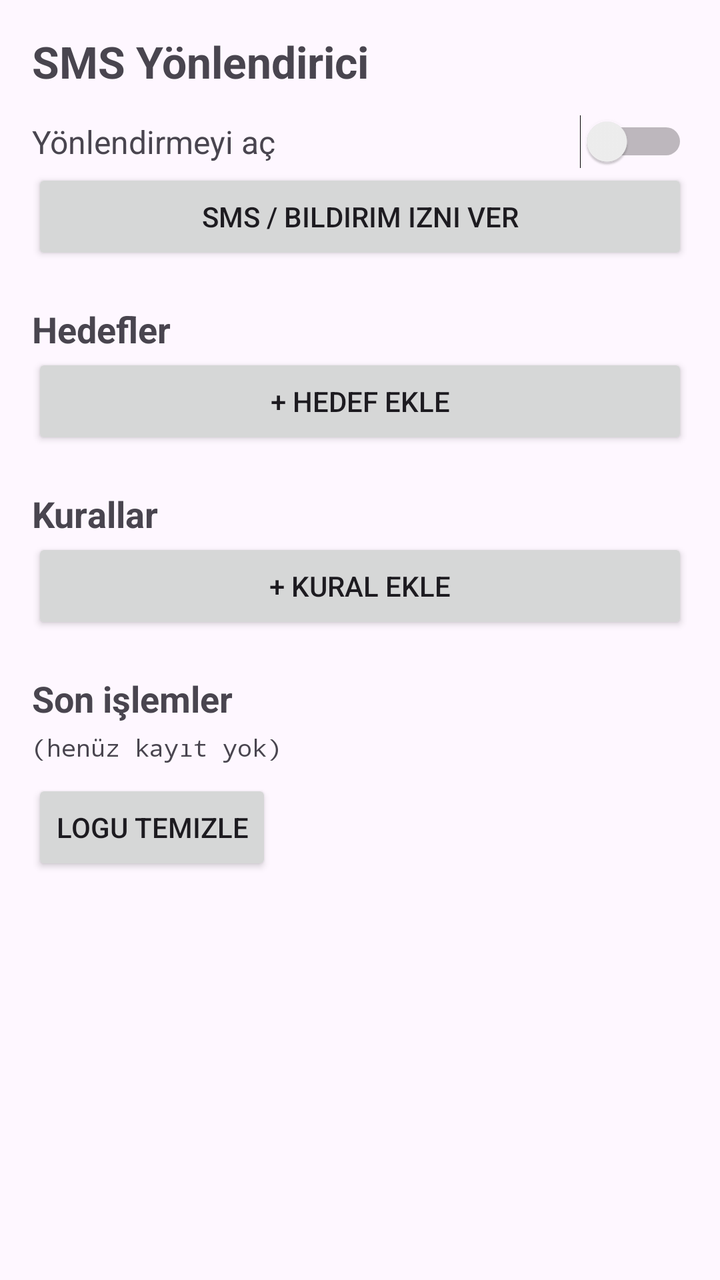
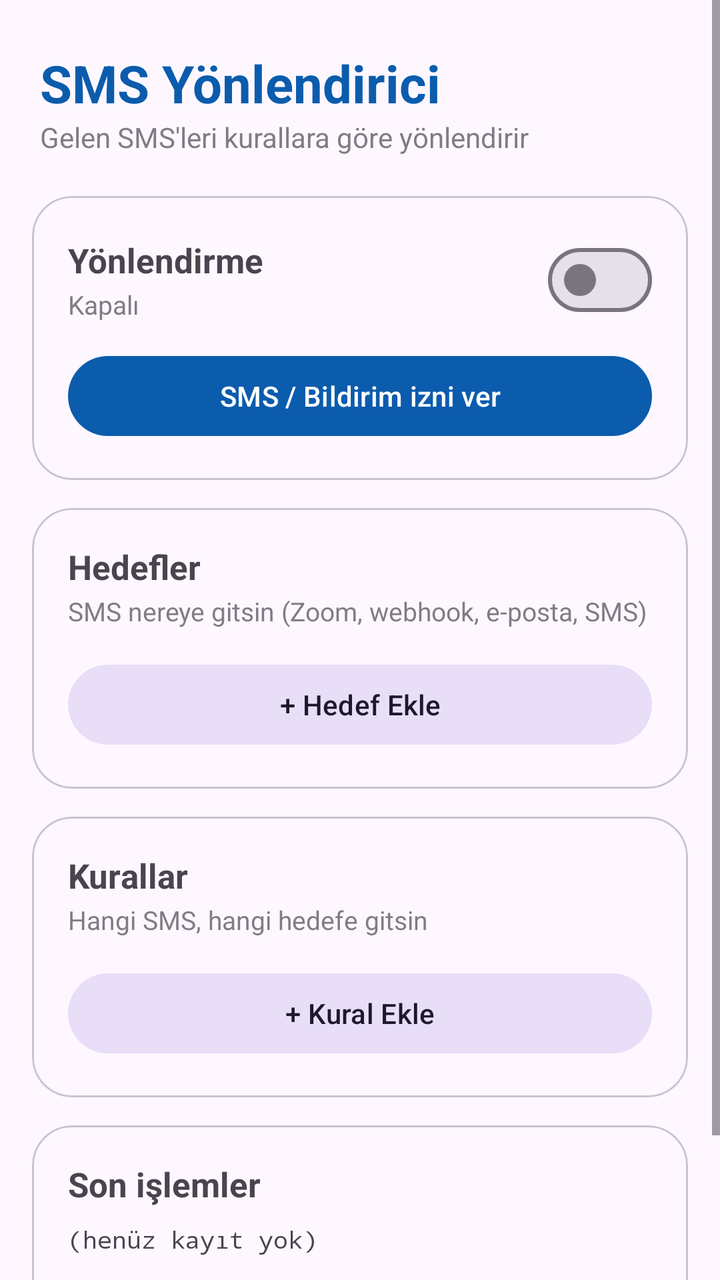

Two renders of the same Android screen: before a commit and after it. Below are the layout's source before the change and the commit's diff.
<!-- AndroidManifest.xml: application theme Theme.Material3.DayNight -->
<!-- res/layout/activity_main.xml -->
<?xml version="1.0" encoding="utf-8"?>
<ScrollView xmlns:android="http://schemas.android.com/apk/res/android"
    android:layout_width="match_parent"
    android:layout_height="match_parent">

    <LinearLayout
        android:layout_width="match_parent"
        android:layout_height="wrap_content"
        android:orientation="vertical"
        android:padding="16dp">

        <TextView
            android:layout_width="wrap_content"
            android:layout_height="wrap_content"
            android:text="@string/app_name"
            android:textSize="22sp"
            android:textStyle="bold"/>

        <LinearLayout
            android:layout_width="match_parent"
            android:layout_height="wrap_content"
            android:orientation="horizontal"
            android:gravity="center_vertical"
            android:layout_marginTop="12dp">

            <TextView
                android:layout_width="0dp"
                android:layout_height="wrap_content"
                android:layout_weight="1"
                android:text="Yönlendirmeyi aç"
                android:textSize="16sp"/>

            <Switch
                android:id="@+id/masterSwitch"
                android:layout_width="wrap_content"
                android:layout_height="wrap_content"/>
        </LinearLayout>

        <TextView
            android:id="@+id/permHint"
            android:layout_width="match_parent"
            android:layout_height="wrap_content"
            android:layout_marginTop="4dp"
            android:text="SMS izni verilmedi. Aşağıdaki düğmeden izin verin."
            android:textColor="#C62828"
            android:visibility="gone"/>

        <Button
            android:id="@+id/grantPerms"
            android:layout_width="match_parent"
            android:layout_height="wrap_content"
            android:text="SMS / Bildirim izni ver"/>

        <TextView
            android:layout_width="wrap_content"
            android:layout_height="wrap_content"
            android:layout_marginTop="20dp"
            android:text="Hedefler"
            android:textStyle="bold"
            android:textSize="18sp"/>

        <LinearLayout
            android:id="@+id/targetsBox"
            android:layout_width="match_parent"
            android:layout_height="wrap_content"
            android:orientation="vertical"/>

        <Button
            android:id="@+id/addTarget"
            android:layout_width="match_parent"
            android:layout_height="wrap_content"
            android:text="+ Hedef Ekle"/>

        <TextView
            android:layout_width="wrap_content"
            android:layout_height="wrap_content"
            android:layout_marginTop="20dp"
            android:text="Kurallar"
            android:textStyle="bold"
            android:textSize="18sp"/>

        <LinearLayout
            android:id="@+id/rulesBox"
            android:layout_width="match_parent"
            android:layout_height="wrap_content"
            android:orientation="vertical"/>

        <Button
            android:id="@+id/addRule"
            android:layout_width="match_parent"
            android:layout_height="wrap_content"
            android:text="+ Kural Ekle"/>

        <TextView
            android:layout_width="wrap_content"
            android:layout_height="wrap_content"
            android:layout_marginTop="20dp"
            android:text="Son işlemler"
            android:textStyle="bold"
            android:textSize="18sp"/>

        <TextView
            android:id="@+id/logView"
            android:layout_width="match_parent"
            android:layout_height="wrap_content"
            android:layout_marginTop="4dp"
            android:fontFamily="monospace"
            android:textSize="12sp"
            android:text="(henüz kayıt yok)"/>

        <Button
            android:id="@+id/clearLog"
            android:layout_width="wrap_content"
            android:layout_height="wrap_content"
            android:layout_marginTop="8dp"
            android:text="Logu Temizle"/>
    </LinearLayout>
</ScrollView>
<!-- resources referenced by this layout -->
<resources>
  <string name="app_name">SMS Yönlendirici</string>
</resources>

<!-- the commit's change to res/layout/activity_main.xml (unified diff, before → after) -->
@@ -1,7 +1,9 @@
 <?xml version="1.0" encoding="utf-8"?>
 <ScrollView xmlns:android="http://schemas.android.com/apk/res/android"
+    xmlns:app="http://schemas.android.com/apk/res-auto"
     android:layout_width="match_parent"
-    android:layout_height="match_parent">
+    android:layout_height="match_parent"
+    android:fillViewport="true">
 
     <LinearLayout
         android:layout_width="match_parent"
@@ -9,110 +11,233 @@
         android:orientation="vertical"
         android:padding="16dp">
 
+        
         <TextView
             android:layout_width="wrap_content"
             android:layout_height="wrap_content"
+            android:layout_marginStart="4dp"
+            android:layout_marginTop="8dp"
             android:text="@string/app_name"
-            android:textSize="22sp"
+            android:textColor="?attr/colorPrimary"
+            android:textSize="26sp"
             android:textStyle="bold"/>
-
-        <LinearLayout
-            android:layout_width="match_parent"
-            android:layout_height="wrap_content"
-            android:orientation="horizontal"
-            android:gravity="center_vertical"
-            android:layout_marginTop="12dp">
-
-            <TextView
-                android:layout_width="0dp"
-                android:layout_height="wrap_content"
-                android:layout_weight="1"
-                android:text="Yönlendirmeyi aç"
-                android:textSize="16sp"/>
-
-            <Switch
-                android:id="@+id/masterSwitch"
-                android:layout_width="wrap_content"
-                android:layout_height="wrap_content"/>
-        </LinearLayout>
-
-        <TextView
-            android:id="@+id/permHint"
-            android:layout_width="match_parent"
-            android:layout_height="wrap_content"
-            android:layout_marginTop="4dp"
-            android:text="SMS izni verilmedi. Aşağıdaki düğmeden izin verin."
-            android:textColor="#C62828"
-            android:visibility="gone"/>
-
-        <Button
-            android:id="@+id/grantPerms"
-            android:layout_width="match_parent"
-            android:layout_height="wrap_content"
-            android:text="SMS / Bildirim izni ver"/>
 
         <TextView
             android:layout_width="wrap_content"
             android:layout_height="wrap_content"
-            android:layout_marginTop="20dp"
-            android:text="Hedefler"
-            android:textStyle="bold"
-            android:textSize="18sp"/>
-
-        <LinearLayout
-            android:id="@+id/targetsBox"
-            android:layout_width="match_parent"
-            android:layout_height="wrap_content"
-            android:orientation="vertical"/>
-
-        <Button
-            android:id="@+id/addTarget"
-            android:layout_width="match_parent"
-            android:layout_height="wrap_content"
-            android:text="+ Hedef Ekle"/>
-
-        <TextView
-            android:layout_width="wrap_content"
-            android:layout_height="wrap_content"
-            android:layout_marginTop="20dp"
-            android:text="Kurallar"
-            android:textStyle="bold"
-            android:textSize="18sp"/>
-
-        <LinearLayout
-            android:id="@+id/rulesBox"
-            android:layout_width="match_parent"
-            android:layout_height="wrap_content"
-            android:orientation="vertical"/>
-
-        <Button
-            android:id="@+id/addRule"
-            android:layout_width="match_parent"
-            android:layout_height="wrap_content"
-            android:text="+ Kural Ekle"/>
-
-        <TextView
-            android:layout_width="wrap_content"
-            android:layout_height="wrap_content"
-            android:layout_marginTop="20dp"
-            android:text="Son işlemler"
-            android:textStyle="bold"
-            android:textSize="18sp"/>
-
-        <TextView
-            android:id="@+id/logView"
-            android:layout_width="match_parent"
-            android:layout_height="wrap_content"
-            android:layout_marginTop="4dp"
-            android:fontFamily="monospace"
-            android:textSize="12sp"
-            android:text="(henüz kayıt yok)"/>
-
-        <Button
-            android:id="@+id/clearLog"
-            android:layout_width="wrap_content"
-            android:layout_height="wrap_content"
-            android:layout_marginTop="8dp"
-            android:text="Logu Temizle"/>
+            android:layout_marginStart="4dp"
+            android:layout_marginBottom="4dp"
+            android:alpha="0.7"
+            android:text="Gelen SMS'leri kurallara göre yönlendirir"
+            android:textSize="14sp"/>
+
+        
+        <com.google.android.material.card.MaterialCardView
+            android:layout_width="match_parent"
+            android:layout_height="wrap_content"
+            android:layout_marginTop="16dp"
+            app:cardCornerRadius="20dp"
+            app:cardElevation="0dp"
+            app:strokeColor="?attr/colorOutlineVariant"
+            app:strokeWidth="1dp">
+
+            <LinearLayout
+                android:layout_width="match_parent"
+                android:layout_height="wrap_content"
+                android:orientation="vertical"
+                android:padding="18dp">
+
+                <LinearLayout
+                    android:layout_width="match_parent"
+                    android:layout_height="wrap_content"
+                    android:orientation="horizontal"
+                    android:gravity="center_vertical">
+
+                    <LinearLayout
+                        android:layout_width="0dp"
+                        android:layout_height="wrap_content"
+                        android:layout_weight="1"
+                        android:orientation="vertical">
+
+                        <TextView
+                            android:layout_width="wrap_content"
+                            android:layout_height="wrap_content"
+                            android:text="Yönlendirme"
+                            android:textSize="17sp"
+                            android:textStyle="bold"/>
+
+                        <TextView
+                            android:id="@+id/statusText"
+                            android:layout_width="wrap_content"
+                            android:layout_height="wrap_content"
+                            android:layout_marginTop="2dp"
+                            android:alpha="0.7"
+                            android:text="Kapalı"
+                            android:textSize="13sp"/>
+                    </LinearLayout>
+
+                    <com.google.android.material.materialswitch.MaterialSwitch
+                        android:id="@+id/masterSwitch"
+                        android:layout_width="wrap_content"
+                        android:layout_height="wrap_content"/>
+                </LinearLayout>
+
+                <TextView
+                    android:id="@+id/permHint"
+                    android:layout_width="match_parent"
+                    android:layout_height="wrap_content"
+                    android:layout_marginTop="10dp"
+                    android:text="SMS izni verilmedi. Aşağıdaki düğmeden izin verin."
+                    android:textColor="#C62828"
+                    android:textSize="13sp"
+                    android:visibility="gone"/>
+
+                <com.google.android.material.button.MaterialButton
+                    android:id="@+id/grantPerms"
+                    android:layout_width="match_parent"
+                    android:layout_height="wrap_content"
+                    android:layout_marginTop="10dp"
+                    android:text="SMS / Bildirim izni ver"/>
+            </LinearLayout>
+        </com.google.android.material.card.MaterialCardView>
+
+        
+        <com.google.android.material.card.MaterialCardView
+            android:layout_width="match_parent"
+            android:layout_height="wrap_content"
+            android:layout_marginTop="14dp"
+            app:cardCornerRadius="20dp"
+            app:cardElevation="0dp"
+            app:strokeColor="?attr/colorOutlineVariant"
+            app:strokeWidth="1dp">
+
+            <LinearLayout
+                android:layout_width="match_parent"
+                android:layout_height="wrap_content"
+                android:orientation="vertical"
+                android:padding="18dp">
+
+                <TextView
+                    android:layout_width="wrap_content"
+                    android:layout_height="wrap_content"
+                    android:text="Hedefler"
+                    android:textSize="17sp"
+                    android:textStyle="bold"/>
+
+                <TextView
+                    android:layout_width="match_parent"
+                    android:layout_height="wrap_content"
+                    android:layout_marginTop="2dp"
+                    android:alpha="0.7"
+                    android:text="SMS nereye gitsin (Zoom, webhook, e-posta, SMS)"
+                    android:textSize="13sp"/>
+
+                <LinearLayout
+                    android:id="@+id/targetsBox"
+                    android:layout_width="match_parent"
+                    android:layout_height="wrap_content"
+                    android:layout_marginTop="6dp"
+                    android:orientation="vertical"/>
+
+                <com.google.android.material.button.MaterialButton
+                    android:id="@+id/addTarget"
+                    style="@style/Widget.Material3.Button.TonalButton"
+                    android:layout_width="match_parent"
+                    android:layout_height="wrap_content"
+                    android:layout_marginTop="8dp"
+                    android:text="+ Hedef Ekle"/>
+            </LinearLayout>
+        </com.google.android.material.card.MaterialCardView>
+
+        
+        <com.google.android.material.card.MaterialCardView
+            android:layout_width="match_parent"
+            android:layout_height="wrap_content"
+            android:layout_marginTop="14dp"
+            app:cardCornerRadius="20dp"
+            app:cardElevation="0dp"
+            app:strokeColor="?attr/colorOutlineVariant"
+            app:strokeWidth="1dp">
+
+            <LinearLayout
+                android:layout_width="match_parent"
+                android:layout_height="wrap_content"
+                android:orientation="vertical"
+                android:padding="18dp">
+
+                <TextView
+                    android:layout_width="wrap_content"
+                    android:layout_height="wrap_content"
+                    android:text="Kurallar"
+                    android:textSize="17sp"
+                    android:textStyle="bold"/>
+
+                <TextView
+                    android:layout_width="match_parent"
+                    android:layout_height="wrap_content"
+                    android:layout_marginTop="2dp"
+                    android:alpha="0.7"
+                    android:text="Hangi SMS, hangi hedefe gitsin"
+                    android:textSize="13sp"/>
+
+                <LinearLayout
+                    android:id="@+id/rulesBox"
+                    android:layout_width="match_parent"
+                    android:layout_height="wrap_content"
+                    android:layout_marginTop="6dp"
+                    android:orientation="vertical"/>
+
+                <com.google.android.material.button.MaterialButton
+                    android:id="@+id/addRule"
+                    style="@style/Widget.Material3.Button.TonalButton"
+                    android:layout_width="match_parent"
+                    android:layout_height="wrap_content"
+                    android:layout_marginTop="8dp"
+                    android:text="+ Kural Ekle"/>
+            </LinearLayout>
+        </com.google.android.material.card.MaterialCardView>
+
+        
+        <com.google.android.material.card.MaterialCardView
+            android:layout_width="match_parent"
+            android:layout_height="wrap_content"
+            android:layout_marginTop="14dp"
+            android:layout_marginBottom="8dp"
+            app:cardCornerRadius="20dp"
+            app:cardElevation="0dp"
+            app:strokeColor="?attr/colorOutlineVariant"
+            app:strokeWidth="1dp">
+
+            <LinearLayout
+                android:layout_width="match_parent"
+                android:layout_height="wrap_content"
+                android:orientation="vertical"
+                android:padding="18dp">
+
+                <TextView
+                    android:layout_width="wrap_content"
+                    android:layout_height="wrap_content"
+                    android:text="Son işlemler"
+                    android:textSize="17sp"
+                    android:textStyle="bold"/>
+
+                <TextView
+                    android:id="@+id/logView"
+                    android:layout_width="match_parent"
+                    android:layout_height="wrap_content"
+                    android:layout_marginTop="8dp"
+                    android:fontFamily="monospace"
+                    android:textSize="12sp"
+                    android:text="(henüz kayıt yok)"/>
+
+                <com.google.android.material.button.MaterialButton
+                    android:id="@+id/clearLog"
+                    style="@style/Widget.Material3.Button.TextButton"
+                    android:layout_width="wrap_content"
+                    android:layout_height="wrap_content"
+                    android:layout_marginTop="4dp"
+                    android:text="Logu Temizle"/>
+            </LinearLayout>
+        </com.google.android.material.card.MaterialCardView>
     </LinearLayout>
 </ScrollView>
<!-- resource entries referenced after the edit -->
@@ -1,5 +1,10 @@
 <!-- resources referenced by this layout -->
 <resources>
   <string name="app_name">SMS Yönlendirici</string>
+  <style name="Theme.SmsYonlendirici" parent="Theme.Material3.DayNight">
+          <item name="colorPrimary">@color/brand</item>
+          <item name="colorOnPrimary">#FFFFFF</item>
+      </style>
+  <color name="brand">#0B5CAD</color>
 </resources>
 
